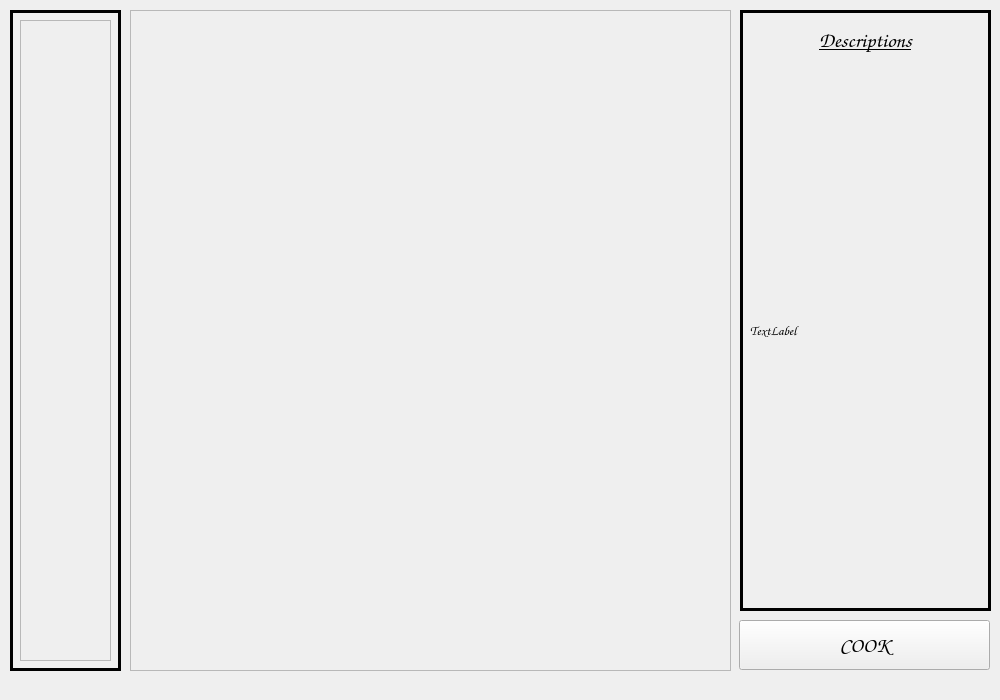
Before: the Qt Designer form s3Cooking.ui in ReneeTong/a8-edu-app, drawn with Qt 5.
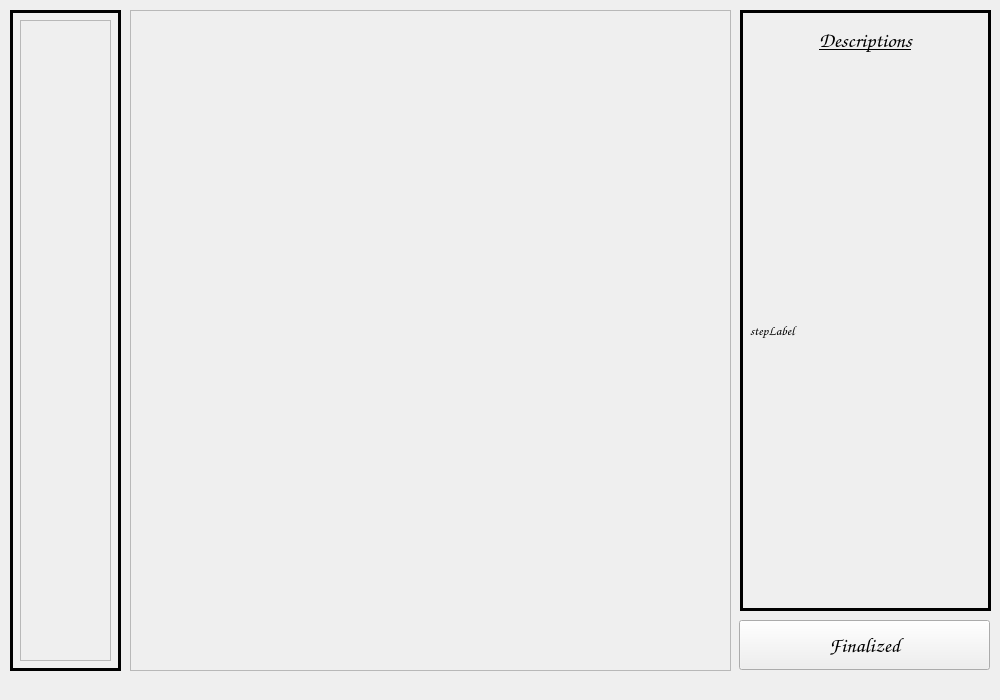
After: the same form once the commit is applied. Custom widgets are drawn as their Qt base class.

Commit message: Changed UI little bit, rename the next button of s3 to Finalized and enable = false at beginning

What changed in the file:
```diff
--- a/s3Cooking.ui
+++ b/s3Cooking.ui
@@ -86,7 +86,7 @@
     </font>
    </property>
    <property name="text">
-    <string>COOK</string>
+    <string>Finalized</string>
    </property>
   </widget>
   <widget class="QFrame" name="rightFrame">
@@ -131,7 +131,7 @@
      </font>
     </property>
     <property name="text">
-     <string>TextLabel</string>
+     <string>stepLabel</string>
     </property>
     <property name="wordWrap">
      <bool>true</bool>
```
The commit also changes 16 other files.
